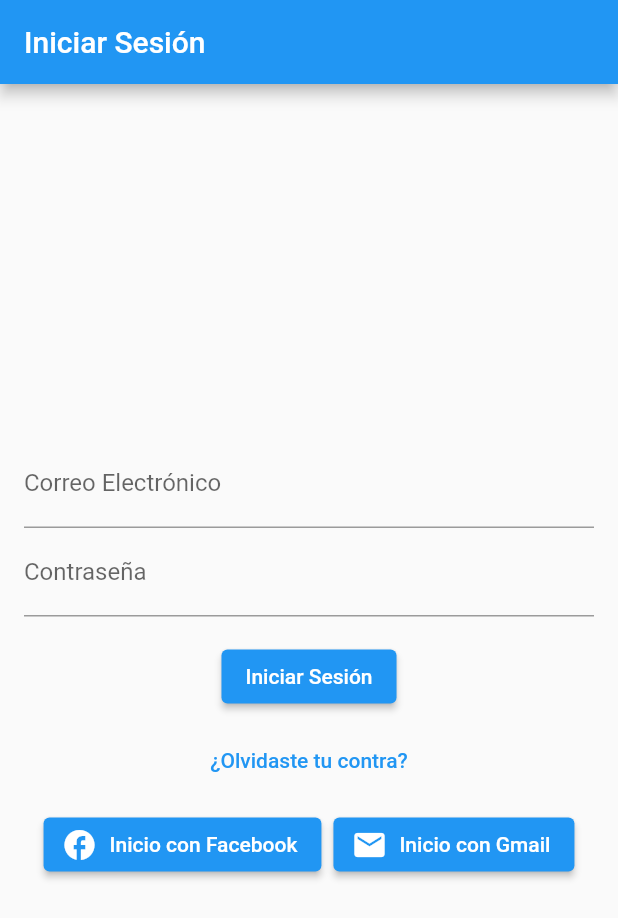
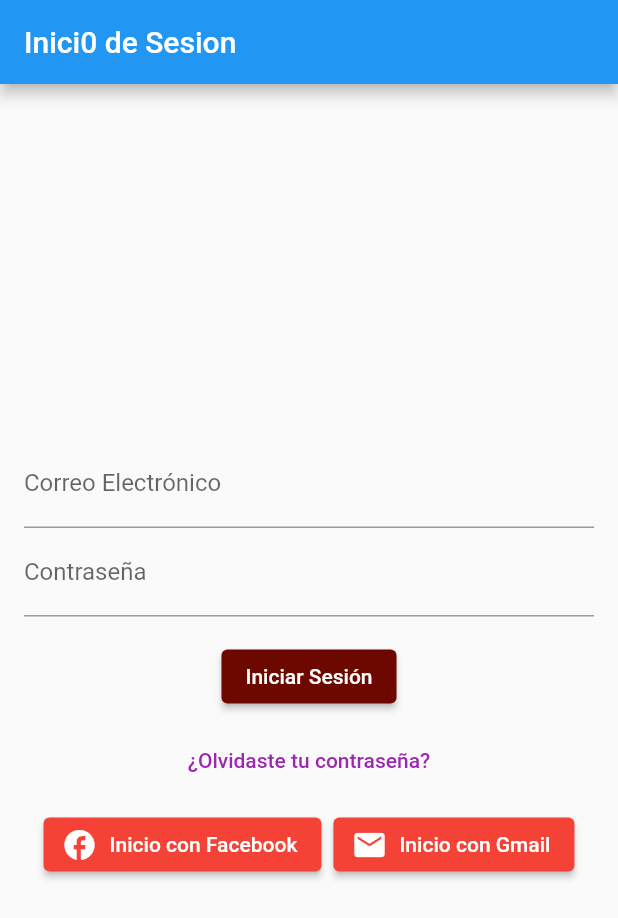
Before and after one commit to Zatt010/ExaDisposFuentes, a Flutter app: the screen it shows after launch, on a phone screen of 412 x 824 dp. Shown: the top 918 px of the screen. Run offline on Flutter 3.47's test engine with Material 2 defaults, Android fonts, the phone set to English and light mode, and no system bars.

Commit message:
Pantalla cambio de contrasenas

```diff
--- a/lib/login_screen.dart
+++ b/lib/login_screen.dart
@@ -5,7 +5,7 @@ class LoginScreen extends StatelessWidget {
   Widget build(BuildContext context) {
     return Scaffold(
       appBar: AppBar(
-        title: Text('Iniciar Sesión'),
+        title: Text('Inici0 de Sesion'),
       ),
       body: Padding(
         padding: EdgeInsets.all(16.0),
@@ -25,14 +25,22 @@ class LoginScreen extends StatelessWidget {
               onPressed: () {
                 // inicio de sesión
               },
+              style: ElevatedButton.styleFrom(
+                primary: const Color.fromARGB(255, 109, 8, 0),
+              ),
               child: Text('Iniciar Sesión'),
             ),
             SizedBox(height: 8.0),
             TextButton(
               onPressed: () {
-                // contraseña recupera
+                // contraseña recuperada
               },
-              child: Text('¿Olvidaste tu contra?'),
+              child: Text(
+                '¿Olvidaste tu contraseña?',
+                style: TextStyle(
+                  color: Colors.purple,
+                ),
+              ),
             ),
             SizedBox(height: 8.0),
             Row(
@@ -42,16 +50,22 @@ class LoginScreen extends StatelessWidget {
                   onPressed: () {
                     // autenticación con Facebook
                   },
+                  style: ElevatedButton.styleFrom(
+                    primary: Colors.red,
+                  ),
+                  label: Text('Inicio con Facebook'),
                   icon: Icon(Icons.facebook),
-                  label: Text('Inicio con Facebook'),
                 ),
                 SizedBox(width: 8.0),
                 ElevatedButton.icon(
                   onPressed: () {
                     // autenticación con Gmail
                   },
+                  style: ElevatedButton.styleFrom(
+                    primary: Colors.red,
+                  ),
+                  label: Text('Inicio con Gmail'),
                   icon: Icon(Icons.mail),
-                  label: Text('Inicio con Gmail'),
                 ),
               ],
             ),
```
Also changed, not shown: lib/recuper_password.dart (added, +59 -0 lines).
